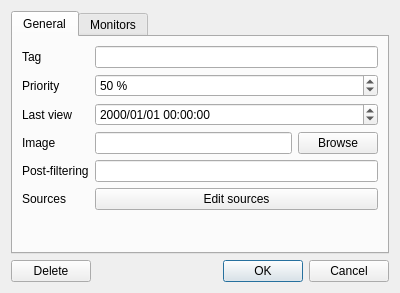
First picture: the form in src/gui/src/favorite-window.ui, repository Bionus/imgbrd-grabber, before the edit.
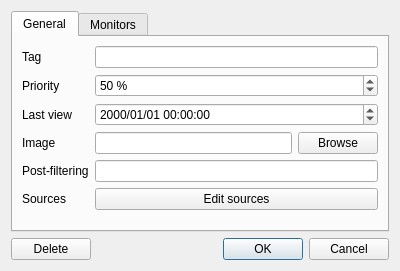
Second picture: the form after the edit. Icons and pictures are not drawn.

Commit message: Fix favorite edition window weird sizing behavior (issue #1745)

Patch:
```diff
--- a/src/gui/src/favorite-window.ui
+++ b/src/gui/src/favorite-window.ui
@@ -7,15 +7,9 @@
     <x>0</x>
     <y>0</y>
     <width>400</width>
-    <height>293</height>
+    <height>264</height>
    </rect>
   </property>
-  <property name="sizePolicy">
-   <sizepolicy hsizetype="Fixed" vsizetype="Fixed">
-    <horstretch>0</horstretch>
-    <verstretch>0</verstretch>
-   </sizepolicy>
-  </property>
   <property name="windowTitle">
    <string>Edit a favorite</string>
   </property>
```
